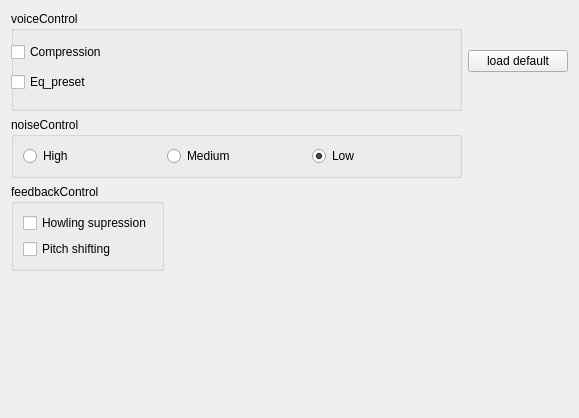
Old version of the form ServerGui/sound_user_mode.ui in the repository akru/conference-speaker-server.
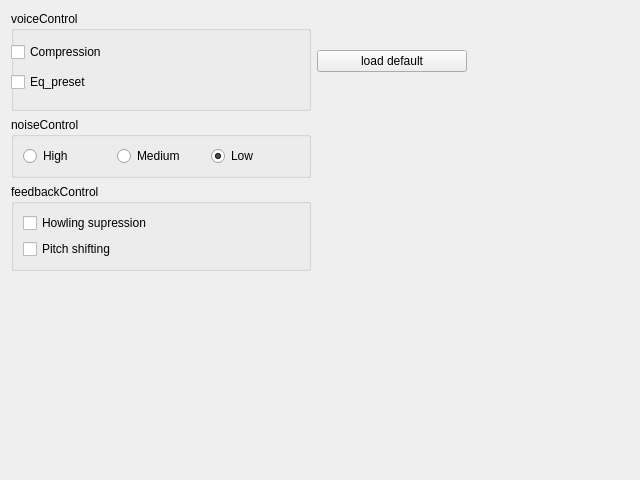
New version of the form.

Commit message: Some sound-control modes makeup fixes.

What changed in the file:
```diff
--- a/ServerGui/sound_user_mode.ui
+++ b/ServerGui/sound_user_mode.ui
@@ -6,25 +6,69 @@
    <rect>
     <x>0</x>
     <y>0</y>
-    <width>579</width>
-    <height>418</height>
+    <width>640</width>
+    <height>480</height>
    </rect>
   </property>
+  <property name="minimumSize">
+   <size>
+    <width>640</width>
+    <height>480</height>
+   </size>
+  </property>
+  <property name="maximumSize">
+   <size>
+    <width>167772</width>
+    <height>16777215</height>
+   </size>
+  </property>
   <property name="windowTitle">
    <string>Form</string>
   </property>
   <layout class="QGridLayout" name="gridLayout">
-   <item row="2" column="0">
+   <item row="0" column="1">
+    <widget class="QPushButton" name="loadDefaultSettings">
+     <property name="minimumSize">
+      <size>
+       <width>150</width>
+       <height>0</height>
+      </size>
+     </property>
+     <property name="maximumSize">
+      <size>
+       <width>150</width>
+       <height>16777215</height>
+      </size>
+     </property>
+     <property name="text">
+      <string>load default</string>
+     </property>
+    </widget>
+   </item>
+   <item row="4" column="0">
+    <spacer name="verticalSpacer">
+     <property name="orientation">
+      <enum>Qt::Vertical</enum>
+     </property>
+     <property name="sizeHint" stdset="0">
+      <size>
+       <width>20</width>
+       <height>40</height>
+      </size>
+     </property>
+    </spacer>
+   </item>
+   <item row="0" column="0">
     <widget class="QGroupBox" name="groupBox">
      <property name="minimumSize">
       <size>
-       <width>100</width>
+       <width>300</width>
        <height>100</height>
       </size>
      </property>
      <property name="maximumSize">
       <size>
-       <width>16777215</width>
+       <width>300</width>
        <height>100</height>
       </size>
      </property>
@@ -59,57 +103,20 @@
      </widget>
     </widget>
    </item>
-   <item row="2" column="1">
-    <widget class="QPushButton" name="loadDefaultSettings">
-     <property name="maximumSize">
-      <size>
-       <width>100</width>
-       <height>16777215</height>
-      </size>
-     </property>
-     <property name="text">
-      <string>load default</string>
-     </property>
-    </widget>
-   </item>
-   <item row="14" column="0">
-    <spacer name="verticalSpacer">
-     <property name="orientation">
-      <enum>Qt::Vertical</enum>
-     </property>
-     <property name="sizeHint" stdset="0">
-      <size>
-       <width>20</width>
-       <height>40</height>
-      </size>
-     </property>
-    </spacer>
-   </item>
-   <item row="8" column="0" alignment="Qt::AlignLeft|Qt::AlignTop">
-    <widget class="QGroupBox" name="feedbackControlBox">
-     <property name="title">
-      <string>feedbackControl</string>
-     </property>
-     <layout class="QVBoxLayout" name="verticalLayout_2">
-      <item>
-       <widget class="QCheckBox" name="hsBox">
-        <property name="text">
-         <string>Howling supression</string>
-        </property>
-       </widget>
-      </item>
-      <item>
-       <widget class="QCheckBox" name="psBox">
-        <property name="text">
-         <string>Pitch shifting</string>
-        </property>
-       </widget>
-      </item>
-     </layout>
-    </widget>
-   </item>
-   <item row="7" column="0">
+   <item row="1" column="0">
     <widget class="QGroupBox" name="noiseControlBox">
+     <property name="minimumSize">
+      <size>
+       <width>300</width>
+       <height>0</height>
+      </size>
+     </property>
+     <property name="maximumSize">
+      <size>
+       <width>300</width>
+       <height>16777215</height>
+      </size>
+     </property>
      <property name="title">
       <string>noiseControl</string>
      </property>
@@ -144,6 +151,48 @@
      </layout>
     </widget>
    </item>
+   <item row="2" column="0">
+    <widget class="QGroupBox" name="feedbackControlBox">
+     <property name="minimumSize">
+      <size>
+       <width>300</width>
+       <height>0</height>
+      </size>
+     </property>
+     <property name="title">
+      <string>feedbackControl</string>
+     </property>
+     <layout class="QVBoxLayout" name="verticalLayout_2">
+      <item>
+       <widget class="QCheckBox" name="hsBox">
+        <property name="text">
+         <string>Howling supression</string>
+        </property>
+       </widget>
+      </item>
+      <item>
+       <widget class="QCheckBox" name="psBox">
+        <property name="text">
+         <string>Pitch shifting</string>
+        </property>
+       </widget>
+      </item>
+     </layout>
+    </widget>
+   </item>
+   <item row="2" column="1">
+    <spacer name="horizontalSpacer">
+     <property name="orientation">
+      <enum>Qt::Horizontal</enum>
+     </property>
+     <property name="sizeHint" stdset="0">
+      <size>
+       <width>40</width>
+       <height>20</height>
+      </size>
+     </property>
+    </spacer>
+   </item>
   </layout>
  </widget>
  <resources/>
```
The commit also changes 2 other files.
